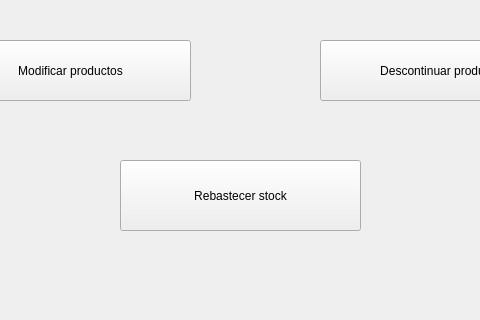
C-Sebastian-M/GLAM_MAKEUP_STORE, file GUI/sub_ventanas/ui/inventario_productos/inventario_productos.ui: the form before one commit; both pictures show x 140 to 620 and y 280 to 600 of the 800 by 600 pixel window.
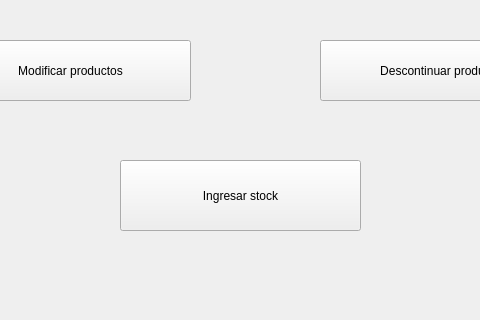
The form after the commit. Icons and pictures are not drawn.

Commit message: Se agregan nuevas ventanas a Inventario de productos

The edit to the form file:
```diff
--- a/GUI/sub_ventanas/ui/inventario_productos/inventario_productos.ui
+++ b/GUI/sub_ventanas/ui/inventario_productos/inventario_productos.ui
@@ -94,7 +94,7 @@
      <string notr="true">font: 12pt &quot;Arial&quot;;</string>
     </property>
     <property name="text">
-     <string>Rebastecer stock</string>
+     <string>Ingresar stock</string>
     </property>
    </widget>
    <widget class="QPushButton" name="volverBtn">
```
The commit also changes 7 other files.
